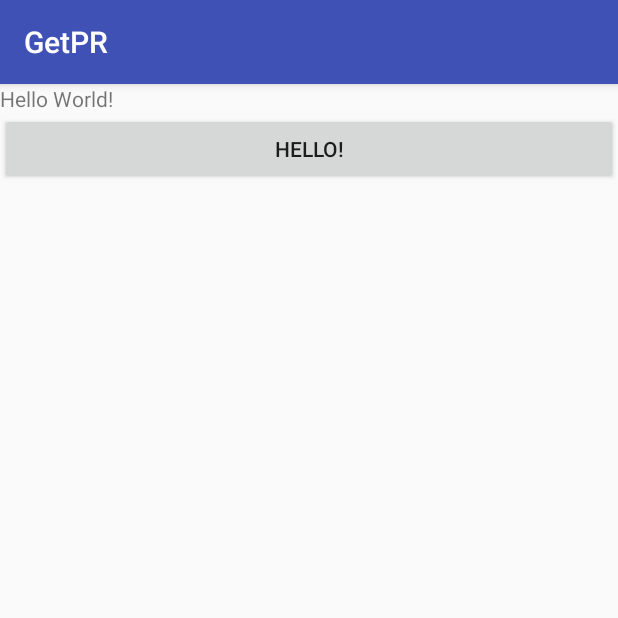
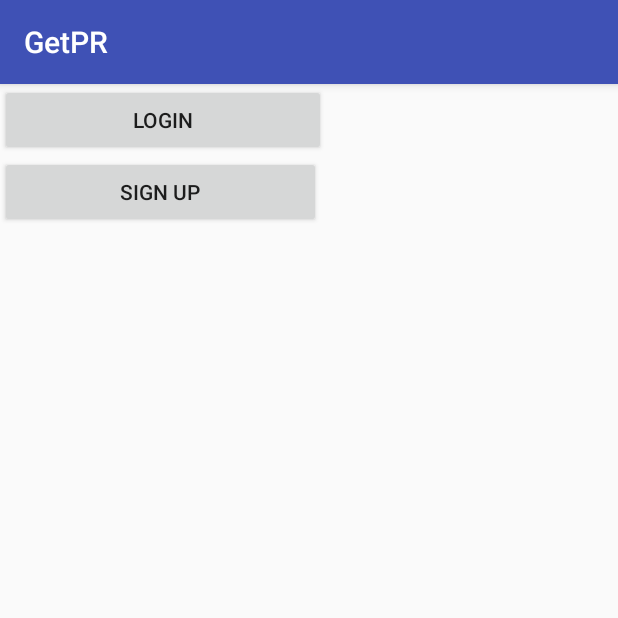
Before and after one commit to avalles/GetPR, an Android app: the screen it shows after launch (MainActivity), on a phone screen of 412 x 824 dp, the top half of it. Run offline under Robolectric (Android 15) with nearby library versions, the phone set to English and light mode, and no system bars.

Commit message:
Added sign up and login activities.

```diff
--- a/app/src/main/AndroidManifest.xml
+++ b/app/src/main/AndroidManifest.xml
@@ -15,6 +15,8 @@
                 <category android:name="android.intent.category.LAUNCHER" />
             </intent-filter>
         </activity>
+        <activity android:name=".Login" />
+        <activity android:name=".SignUp"></activity>
     </application>
 
 </manifest>
--- a/app/src/main/res/layout/activity_main.xml
+++ b/app/src/main/res/layout/activity_main.xml
@@ -5,18 +5,22 @@
     android:layout_width="match_parent"
     android:layout_height="match_parent"
     android:orientation="vertical"
-    tools:context="com.trafalascode.getpr.MainActivity">
-
-    <TextView
-        android:layout_width="wrap_content"
-        android:layout_height="wrap_content"
-        android:text="Hello World!" />
+    tools:context="com.trafalascode.getpr.MainActivity"
+    android:weightSum="1">
 
     <Button
-        android:layout_width="match_parent"
+        android:text="Login"
+        android:layout_width="217dp"
         android:layout_height="wrap_content"
-        android:text="Hello!"/>
+        android:id="@+id/login"
+        android:onClick="login"/>
 
+    <Button
+        android:text="Sign Up"
+        android:layout_width="214dp"
+        android:layout_height="wrap_content"
+        android:id="@+id/signup"
+        android:onClick="signup"/>
 
 
 </LinearLayout>
```
Also changed, not shown: app/src/main/java/com/trafalascode/getpr/Login.java (added, +13 -0 lines), app/src/main/java/com/trafalascode/getpr/MainActivity.java (+12 -0 lines), app/src/main/java/com/trafalascode/getpr/SignUp.java (added, +13 -0 lines), app/src/main/res/layout/activity_login.xml (added, +13 -0 lines), app/src/main/res/layout/activity_sign_up.xml (added, +13 -0 lines).
